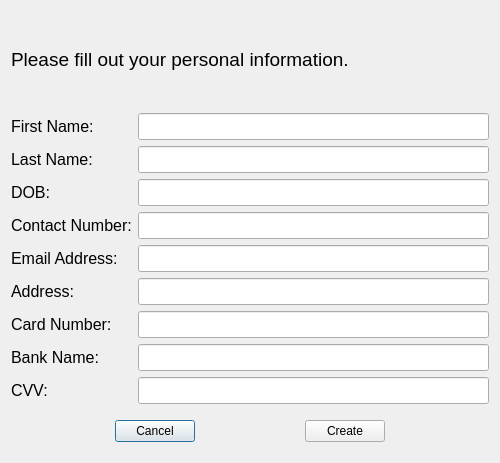
This is newUserForm.ui in mdsakilkhan/CSC32200-Project as Qt 5 draws it before an edit. The edited form follows.
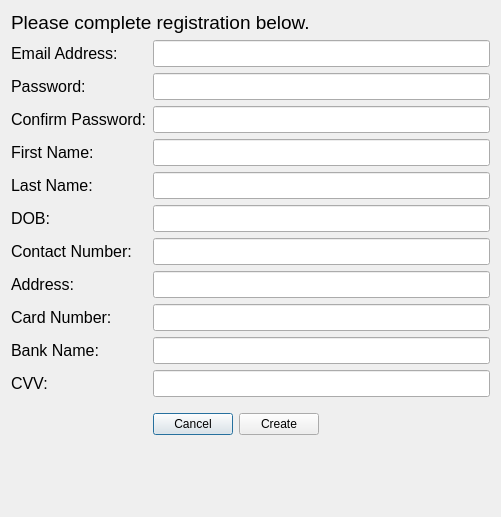
This is the edited form.

Commit message: Can create unique users!!

```diff
--- a/newUserForm.ui
+++ b/newUserForm.ui
@@ -6,8 +6,8 @@
    <rect>
     <x>0</x>
     <y>0</y>
-    <width>500</width>
-    <height>463</height>
+    <width>501</width>
+    <height>517</height>
    </rect>
   </property>
   <property name="sizePolicy">
@@ -37,8 +37,8 @@
   <property name="layoutDirection">
    <enum>Qt::LeftToRight</enum>
   </property>
-  <layout class="QVBoxLayout" name="verticalLayout">
-   <item>
+  <layout class="QFormLayout" name="formLayout">
+   <item row="0" column="0" colspan="2">
     <widget class="QLabel" name="label_7">
      <property name="font">
       <font>
@@ -46,13 +46,74 @@
       </font>
      </property>
      <property name="text">
-      <string>Please fill out your personal information.</string>
+      <string>Please complete registration below.</string>
      </property>
     </widget>
    </item>
-   <item>
-    <layout class="QFormLayout" name="formLayout">
-     <item row="0" column="0">
+   <item row="1" column="0">
+    <widget class="QLabel" name="label_5">
+     <property name="font">
+      <font>
+       <pointsize>12</pointsize>
+      </font>
+     </property>
+     <property name="text">
+      <string>Email Address:</string>
+     </property>
+    </widget>
+   </item>
+   <item row="1" column="1">
+    <widget class="QLineEdit" name="lineEdit_emailAddress">
+     <property name="font">
+      <font>
+       <pointsize>12</pointsize>
+      </font>
+     </property>
+    </widget>
+   </item>
+   <item row="2" column="0">
+    <widget class="QLabel" name="label_8">
+     <property name="font">
+      <font>
+       <pointsize>12</pointsize>
+      </font>
+     </property>
+     <property name="text">
+      <string>Password:</string>
+     </property>
+    </widget>
+   </item>
+   <item row="2" column="1">
+    <widget class="QLineEdit" name="lineEdit_password">
+     <property name="font">
+      <font>
+       <pointsize>12</pointsize>
+      </font>
+     </property>
+    </widget>
+   </item>
+   <item row="3" column="0">
+    <widget class="QLabel" name="label_12">
+     <property name="font">
+      <font>
+       <pointsize>12</pointsize>
+      </font>
+     </property>
+     <property name="text">
+      <string>Confirm Password:</string>
+     </property>
+    </widget>
+   </item>
+   <item row="3" column="1">
+    <widget class="QLineEdit" name="lineEdit_confirmPassword">
+     <property name="font">
+      <font>
+       <pointsize>12</pointsize>
+      </font>
+     </property>
+    </widget>
+   </item>
+   <item row="4" column="0">
       <widget class="QLabel" name="label">
        <property name="font">
         <font>
@@ -64,7 +125,7 @@
        </property>
       </widget>
      </item>
-     <item row="0" column="1">
+   <item row="4" column="1">
       <widget class="QLineEdit" name="lineEdit_firstName">
        <property name="font">
         <font>
@@ -73,7 +134,7 @@
        </property>
       </widget>
      </item>
-     <item row="1" column="0">
+   <item row="5" column="0">
       <widget class="QLabel" name="label_2">
        <property name="font">
         <font>
@@ -85,7 +146,7 @@
        </property>
       </widget>
      </item>
-     <item row="1" column="1">
+   <item row="5" column="1">
       <widget class="QLineEdit" name="lineEdit_lastName">
        <property name="font">
         <font>
@@ -94,7 +155,7 @@
        </property>
       </widget>
      </item>
-     <item row="2" column="0">
+   <item row="6" column="0">
       <widget class="QLabel" name="label_3">
        <property name="font">
         <font>
@@ -106,7 +167,7 @@
        </property>
       </widget>
      </item>
-     <item row="2" column="1">
+   <item row="6" column="1">
       <widget class="QLineEdit" name="lineEdit_DOB">
        <property name="font">
         <font>
@@ -115,7 +176,7 @@
        </property>
       </widget>
      </item>
-     <item row="3" column="0">
+   <item row="7" column="0">
       <widget class="QLabel" name="label_4">
        <property name="font">
         <font>
@@ -127,7 +188,7 @@
        </property>
       </widget>
      </item>
-     <item row="3" column="1">
+   <item row="7" column="1">
       <widget class="QLineEdit" name="lineEdit_contactNumber">
        <property name="font">
         <font>
@@ -136,28 +197,7 @@
        </property>
       </widget>
      </item>
-     <item row="4" column="0">
-      <widget class="QLabel" name="label_5">
-       <property name="font">
-        <font>
-         <pointsize>12</pointsize>
-        </font>
-       </property>
-       <property name="text">
-        <string>Email Address:</string>
-       </property>
-      </widget>
-     </item>
-     <item row="4" column="1">
-      <widget class="QLineEdit" name="lineEdit_emailAddress">
-       <property name="font">
-        <font>
-         <pointsize>12</pointsize>
-        </font>
-       </property>
-      </widget>
-     </item>
-     <item row="5" column="0">
+   <item row="8" column="0">
       <widget class="QLabel" name="label_6">
        <property name="font">
         <font>
@@ -169,7 +209,7 @@
        </property>
       </widget>
      </item>
-     <item row="5" column="1">
+   <item row="8" column="1">
       <widget class="QLineEdit" name="lineEdit_address">
        <property name="font">
         <font>
@@ -178,7 +218,7 @@
        </property>
       </widget>
      </item>
-     <item row="6" column="0">
+   <item row="9" column="0">
       <widget class="QLabel" name="label_9">
        <property name="font">
         <font>
@@ -190,7 +230,16 @@
        </property>
       </widget>
      </item>
-     <item row="7" column="0">
+   <item row="9" column="1">
+    <widget class="QLineEdit" name="lineEdit_cardNumber">
+     <property name="font">
+      <font>
+       <pointsize>12</pointsize>
+      </font>
+     </property>
+    </widget>
+   </item>
+   <item row="10" column="0">
       <widget class="QLabel" name="label_10">
        <property name="font">
         <font>
@@ -202,7 +251,16 @@
        </property>
       </widget>
      </item>
-     <item row="8" column="0">
+   <item row="10" column="1">
+    <widget class="QLineEdit" name="lineEdit_bankName">
+     <property name="font">
+      <font>
+       <pointsize>12</pointsize>
+      </font>
+     </property>
+    </widget>
+   </item>
+   <item row="11" column="0">
       <widget class="QLabel" name="label_11">
        <property name="font">
         <font>
@@ -214,25 +272,7 @@
        </property>
       </widget>
      </item>
-     <item row="6" column="1">
-      <widget class="QLineEdit" name="lineEdit_cardNumber">
-       <property name="font">
-        <font>
-         <pointsize>12</pointsize>
-        </font>
-       </property>
-      </widget>
-     </item>
-     <item row="7" column="1">
-      <widget class="QLineEdit" name="lineEdit_bankName">
-       <property name="font">
-        <font>
-         <pointsize>12</pointsize>
-        </font>
-       </property>
-      </widget>
-     </item>
-     <item row="8" column="1">
+   <item row="11" column="1">
       <widget class="QLineEdit" name="lineEdit_cvv">
        <property name="font">
         <font>
@@ -241,9 +281,7 @@
        </property>
       </widget>
      </item>
-    </layout>
-   </item>
-   <item>
+   <item row="12" column="1">
     <layout class="QHBoxLayout" name="horizontalLayout">
      <property name="topMargin">
       <number>10</number>
```
Lines whose indentation alone changed are shown as unchanged. The commit also changes 7 other files.
